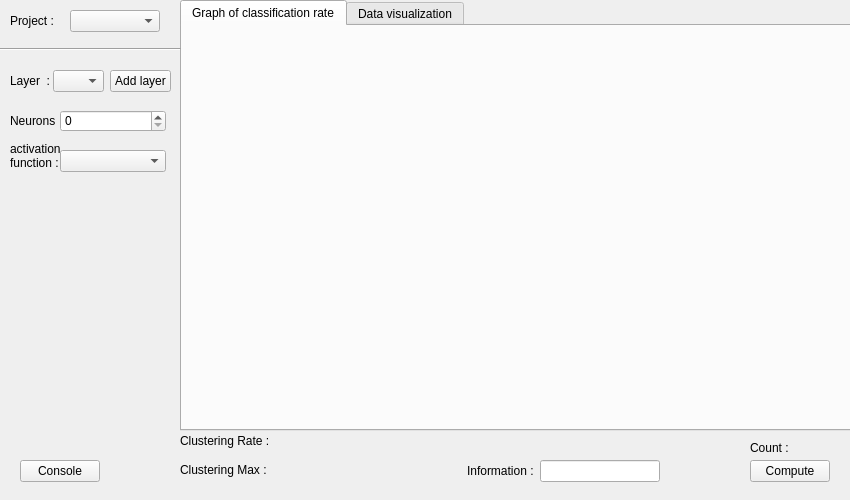
First picture: the form in Example/GUI/mainwindow.ui, repository MatthieuHernandez/NeuralNetworkTest, before the edit.
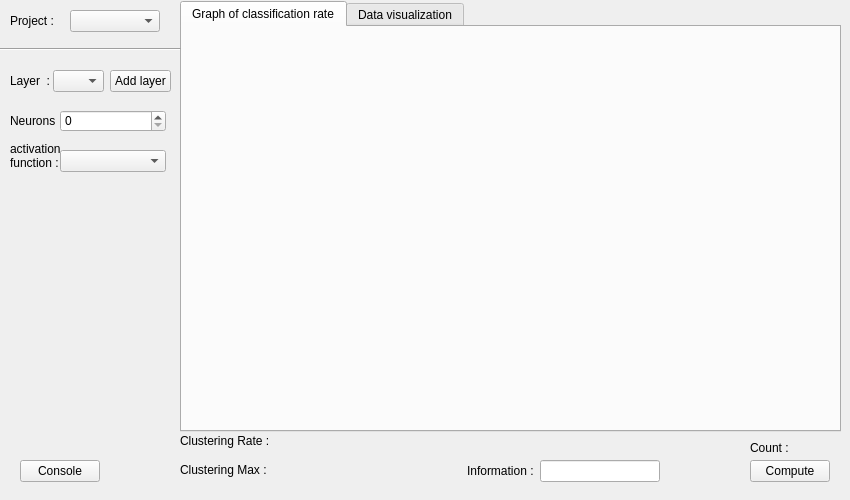
Second picture: the form after the edit. Custom widgets are drawn as their Qt base class.

```diff
--- a/Example/GUI/mainwindow.ui
+++ b/Example/GUI/mainwindow.ui
@@ -86,8 +86,8 @@
     <property name="geometry">
      <rect>
       <x>180</x>
-      <y>0</y>
-      <width>671</width>
+      <y>1</y>
+      <width>661</width>
       <height>431</height>
      </rect>
     </property>
@@ -102,9 +102,9 @@
       <property name="geometry">
        <rect>
         <x>10</x>
-        <y>34</y>
-        <width>651</width>
-        <height>361</height>
+        <y>14</y>
+        <width>641</width>
+        <height>381</height>
        </rect>
       </property>
      </widget>
```
Left out of the diff: 4 changed lines with no effect on the pictures.
